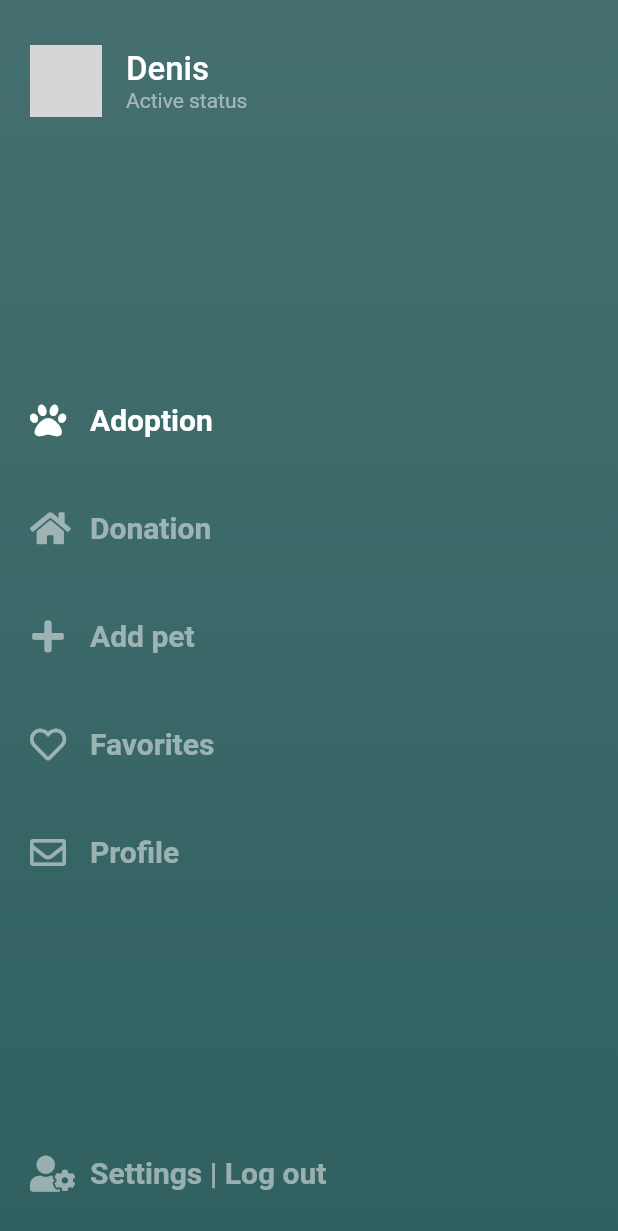
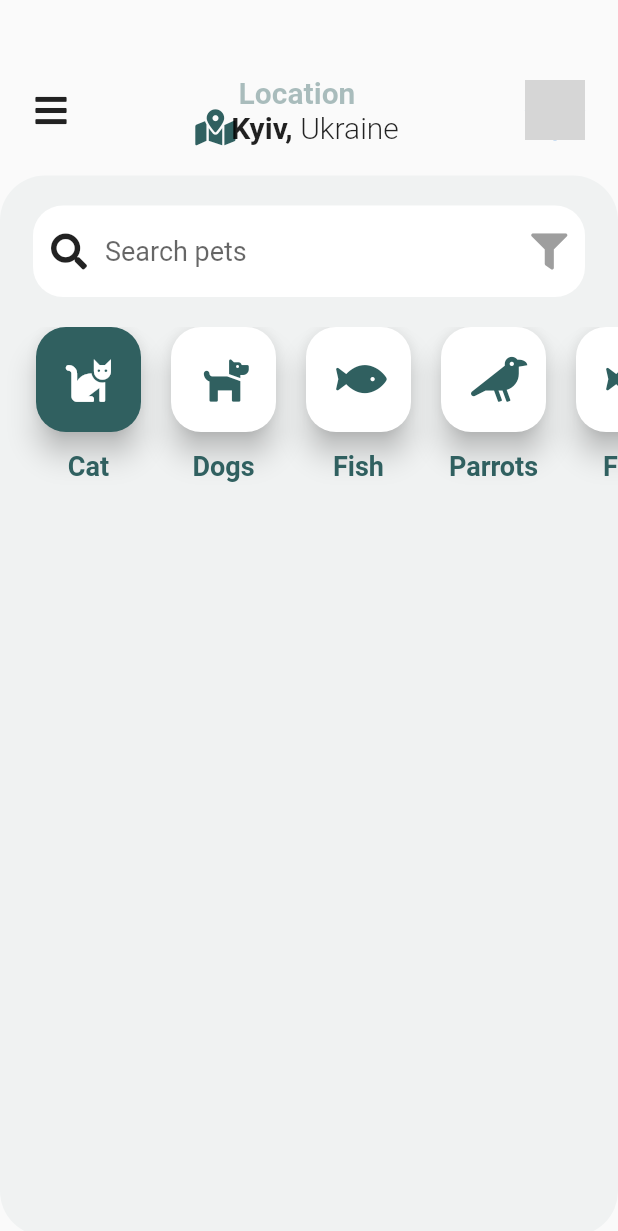
Before and after one commit to bogoslovskiydenis/pets_app, a Flutter app: the screen it shows after launch, on a phone screen of 412 x 824 dp. Shown: the top 1231 px of the screen. Run offline on Flutter 3.47's test engine with Material 2 defaults, Android fonts, the phone set to English and light mode, and no system bars; our stand-ins replace font_awesome_flutter; grey boxes are pictures that could not be loaded.

Commit message:
Create options_screen.dart Location , Search , menu for choosing animals

```diff
--- a/lib/main.dart
+++ b/lib/main.dart
@@ -1,7 +1,6 @@
 import 'package:flutter/cupertino.dart';
 import 'package:flutter/material.dart';
-import 'package:font_awesome_flutter/font_awesome_flutter.dart';
-import 'package:pets_app/menu_screen.dart';
+import 'package:pets_app/options_screen.dart';
 
 void main() {
   runApp(MyApp());
@@ -20,7 +19,7 @@ class MyApp extends StatelessWidget {
       theme: ThemeData(
         primaryColor: mainColor,
       ),
-      home: MenuScreen(),
+      home: OptionsScreen(),
     );
   }
 }
--- a/lib/menu_screen.dart
+++ b/lib/menu_screen.dart
@@ -135,7 +135,7 @@ class _MenuScreenState extends State<MenuScreen> {
             ),
           ),
         ),
-        //Color SrartMenu
+        //Color Srart Menu
         decoration: BoxDecoration(
             gradient: LinearGradient(
                 begin: Alignment.topCenter,
--- /dev/null
+++ b/lib/options_screen.dart
@@ -0,0 +1,226 @@
+import 'package:flutter/cupertino.dart';
+import 'package:flutter/material.dart';
+import 'package:font_awesome_flutter/font_awesome_flutter.dart';
+
+class Animal {
+  String name;
+  String scientificName;
+  double age;
+  String distanceToUser;
+  bool isFemale;
+  String imageUrl;
+  Color backgroundColor;
+
+  Animal(
+      {this.name,
+      this.scientificName,
+      this.age,
+      this.backgroundColor,
+      this.distanceToUser,
+      this.imageUrl,
+      this.isFemale});
+}
+
+class OptionsScreen extends StatefulWidget {
+  @override
+  _OptionsScreenState createState() => _OptionsScreenState();
+}
+
+class _OptionsScreenState extends State<OptionsScreen> {
+  int selectedAnimalIconIndex = 0;
+
+  final List<Animal> animals = [
+    Animal(
+      name: 'sds',
+      scientificName: 'fsfsd',
+      distanceToUser: '3.5 km',
+      age: 1,
+      isFemale: true,
+      //imageUrl: ,
+      backgroundColor: Color.fromRGBO(237, 214, 180, 1.0),
+    ),
+    Animal(
+      name: 'sds',
+      scientificName: 'fsfsd',
+      distanceToUser: '3.5 km',
+      age: 1,
+      isFemale: true,
+      //imageUrl: ,
+      backgroundColor: Color.fromRGBO(237, 214, 180, 1.0),
+    ),
+  ];
+
+  List<String> animalType = [
+    "Cat",
+    "Dogs",
+    "Fish",
+    "Parrots",
+    "Fish",
+  ];
+
+  List<IconData> animalIcons = [
+    FontAwesomeIcons.cat,
+    FontAwesomeIcons.dog,
+    FontAwesomeIcons.fish,
+    FontAwesomeIcons.crow,
+    FontAwesomeIcons.fish,
+  ];
+
+  //Animal Icons
+  Widget buildAnimalIcon(int index) {
+    return Padding(
+      padding: EdgeInsets.only(right: 20.0),
+      child: Column(
+        children: <Widget>[
+          InkWell(onTap: (){
+            setState(() {
+              selectedAnimalIconIndex = index;
+            });
+          },
+            child: Material(
+              color: selectedAnimalIconIndex == index
+                  ? Theme.of(context).primaryColor
+                  : Colors.white,
+              elevation: 8.0,
+              borderRadius: BorderRadius.circular(20.0),
+              child: Padding(
+                padding: EdgeInsets.all(20.0),
+                child: Icon(
+                  animalIcons[index],
+                  size: 30.0,
+                  color: selectedAnimalIconIndex == index
+                      ? Colors.white
+                      : Theme.of(context).primaryColor,
+                ),
+              ),
+            ),
+          ),
+          SizedBox(height: 12.0),
+          Text(
+            animalType[index],
+            style: TextStyle(
+              color: Theme.of(context).primaryColor,
+              fontSize: 18.0,
+              fontWeight: FontWeight.w600,
+            ),
+          ),
+        ],
+      ),
+    );
+  }
+
+  @override
+  Widget build(BuildContext context) {
+    return Material(
+      child: Padding(
+        padding: EdgeInsets.only(top: 50.0),
+        child: Column(
+          children: <Widget>[
+            Padding(
+              //Верхнее Меню
+              padding: EdgeInsets.symmetric(horizontal: 22.0),
+              child: Row(
+                crossAxisAlignment: CrossAxisAlignment.center,
+                mainAxisAlignment: MainAxisAlignment.spaceBetween,
+                children: <Widget>[
+                  Icon(FontAwesomeIcons.bars),
+                  Column(
+                    children: <Widget>[
+                      Text(
+                        'Location',
+                        style: TextStyle(
+                            fontWeight: FontWeight.w700,
+                            fontSize: 20,
+                            color: Theme.of(context)
+                                .primaryColor
+                                .withOpacity(0.4)),
+                      ),
+                      Row(
+                        children: <Widget>[
+                          Icon(
+                            FontAwesomeIcons.mapMarkedAlt,
+                            color: Theme.of(context).primaryColor,
+                          ),
+                          Text(
+                            'Kyiv, ',
+                            style: TextStyle(
+                                fontWeight: FontWeight.w600, fontSize: 20),
+                          ),
+                          Text(
+                            'Ukraine',
+                            style: TextStyle(
+                                fontWeight: FontWeight.w300, fontSize: 20),
+                          ),
+                        ],
+                      ),
+                    ],
+                  ),
+                  CircleAvatar(
+                    radius: 20,
+                    backgroundImage: AssetImage('2.jpg'),
+                  )
+                ],
+              ),
+            ),
+            //нижнее меню Поиск
+            Expanded(
+              child: Padding(
+                padding: const EdgeInsets.only(top: 20.0),
+                child: Container(
+                  decoration: BoxDecoration(
+                    borderRadius: BorderRadius.circular(30.0),
+                    color: Theme.of(context).primaryColor.withOpacity(0.05),
+                  ),
+                  child: Column(
+                    children: <Widget>[
+                      Padding(
+                        padding: EdgeInsets.symmetric(
+                            vertical: 20.0, horizontal: 22.0),
+                        child: Container(
+                          decoration: BoxDecoration(
+                              color: Colors.white,
+                              borderRadius: BorderRadius.circular(20.0)),
+                          padding: EdgeInsets.symmetric(horizontal: 12.0),
+                          child: Row(
+                            children: <Widget>[
+                              Icon(FontAwesomeIcons.search),
+                              Expanded(
+                                child: TextField(
+                                  style: TextStyle(fontSize: 18.0),
+                                  decoration: InputDecoration(
+                                      border: OutlineInputBorder(
+                                          borderSide: BorderSide.none),
+                                      hintText: "Search pets"),
+                                ),
+                              ),
+                              Icon(
+                                FontAwesomeIcons.filter,
+                                color: Colors.grey,
+                              )
+                            ],
+                          ),
+                        ),
+                      ),
+
+                      //Icon Pets
+                      Container(
+                        height: 120.0,
+                        child: ListView.builder(
+                          padding: EdgeInsets.only(left: 24.0),
+                            scrollDirection: Axis.horizontal,
+                            itemCount: animalType.length,
+                            itemBuilder: (context, index) {
+                              return buildAnimalIcon(index);
+                            }),
+                      )
+                    ],
+                  ),
+                ),
+              ),
+            )
+          ],
+        ),
+      ),
+    );
+  }
+}
```
